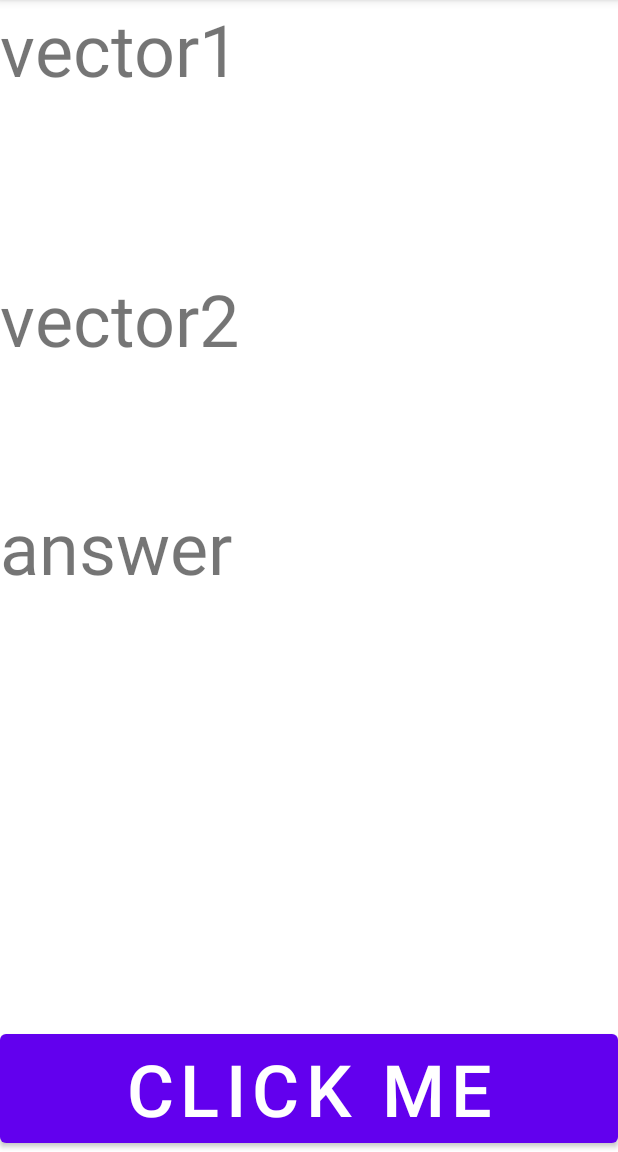
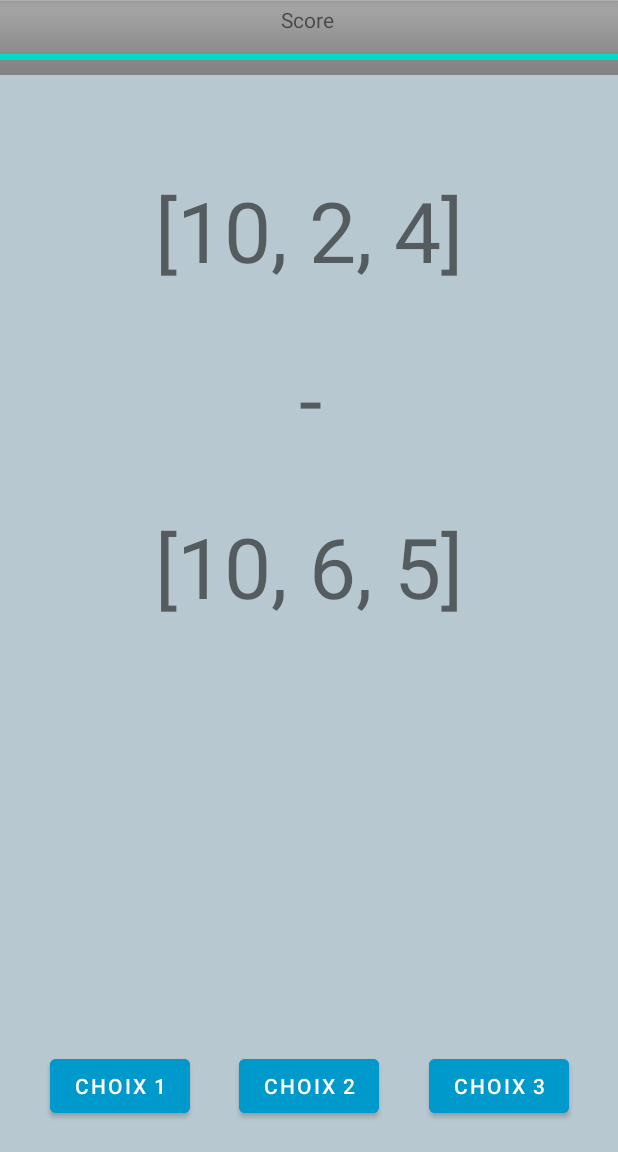
Before and after one commit to Xodem2/projet-1A, an Android app: the VectorActivity screen opened directly, with no data from a screen before it, on a phone screen of 412 x 824 dp, the part 84-1236 px from its top. Run offline under Robolectric (Android 15) with nearby library versions, the phone set to English and light mode, and no system bars.

Commit message:
amélioration vecteur activity

```diff
--- a/app/src/main/java/com/example/projet1a/VectorActivity.java
+++ b/app/src/main/java/com/example/projet1a/VectorActivity.java
@@ -10,13 +10,27 @@ import android.widget.TextView;
 import com.example.projet1a.adult.VectorQuestion;
 
 import java.util.ArrayList;
+import java.util.Random;
 
 public class VectorActivity extends AppCompatActivity implements View.OnClickListener {
 
+    private static final int OPERATION_ADDITION = 1;
+    private static final int OPERATION_SUBSTRACTION = 2;
+    private static final int OPERATION_SCALAR_PRODUT = 3;
+
+    private Button choice1Button;
+    private Button choice2Button;
+    private Button choice3Button;
+
     private TextView vector1TW;
     private TextView vector2TW;
-    private TextView answerTW;
-    private Button vectorButton;
+    private TextView operationTW;
+
+    private VectorQuestion vq;
+    private Object answer;
+    private Object[] propositions;
+
+    private Random random;
 
     @Override
     protected void onCreate(Bundle savedInstanceState) {
@@ -24,25 +38,97 @@ public class VectorActivity extends AppCompatActivity implements View.OnClickLis
         setContentView(R.layout.activity_vector);
 
         this.vector1TW = (TextView) findViewById(R.id.vector1ID);
-        this.vector2TW = (TextView) findViewById(R.id.vector2ID);
-        this.answerTW = (TextView) findViewById(R.id.vectorAnswerID);
-        this.vectorButton = (Button) findViewById(R.id.vectorButton);
+        this.vector2TW = (TextView) findViewById(R.id.vector2ID2);
+        this.operationTW = (TextView) findViewById(R.id.vectorOperationID);
 
-        this.vectorButton.setOnClickListener(this);
+        this.choice1Button = (Button) findViewById(R.id.choice1ID);
+        this.choice2Button = (Button) findViewById(R.id.choice2ID);
+        this.choice3Button = (Button) findViewById(R.id.choice3ID);
+
+        this.choice1Button.setOnClickListener(this);
+        this.choice2Button.setOnClickListener(this);
+        this.choice3Button.setOnClickListener(this);
+
+        this.vq = new VectorQuestion();
+        this.random = new Random();
+
+        this.generateQuestion();
     }
 
     @Override
     public void onClick(View v) {
-        if(v.getId() == this.vectorButton.getId()) this.doVectorButton();
+        // TODO : on click
+        this.vq = new VectorQuestion();
+        this.generateQuestion();
     }
 
-    private void doVectorButton() {
-        VectorQuestion vq = new VectorQuestion();
-        ArrayList<Integer>[] vectors = vq.getVectors();
+    private int chooseRandomQuestion(){
+        int[] choices = {OPERATION_ADDITION, OPERATION_SUBSTRACTION, OPERATION_SCALAR_PRODUT};
+        int choice = this.random.nextInt(choices.length);
+        return choices[choice];
+    }
+
+    private void generateQuestion(){
+        int operation = this.chooseRandomQuestion();
+
+        switch(operation){
+            case OPERATION_ADDITION:
+                this.doAddition();
+                break;
+            case OPERATION_SUBSTRACTION:
+                this.doSubstraction();
+                break;
+            case OPERATION_SCALAR_PRODUT:
+                this.doScalarProduct();
+                break;
+            default:
+                // should never go there
+                break;
+        }
+    }
+
+    private void doAddition(){
+        this.vq.addition();
+        this.answer = this.vq.getResult();
+        ArrayList<Integer>[] vectors = this.vq.getVectors();
+
         this.vector1TW.setText(vectors[0].toString());
         this.vector2TW.setText(vectors[1].toString());
+        this.operationTW.setText("+");
 
-        vq.scalarProduct();
-        this.answerTW.setText(vq.getResult().toString());
+        this.generateVectorsPropositions();
     }
+
+    private void doSubstraction(){
+        this.vq.substraction();
+        this.answer = vq.getResult();
+        ArrayList<Integer>[] vectors = this.vq.getVectors();
+
+        this.vector1TW.setText(vectors[0].toString());
+        this.vector2TW.setText(vectors[1].toString());
+        this.operationTW.setText("-");
+
+        this.generateVectorsPropositions();
+    }
+
+    private void doScalarProduct(){
+        this.vq.scalarProduct();
+        this.answer = vq.getResult();
+        ArrayList<Integer>[] vectors = this.vq.getVectors();
+
+        this.vector1TW.setText(vectors[0].toString());
+        this.vector2TW.setText(vectors[1].toString());
+        this.operationTW.setText(".");
+
+        this.generateScalarPropositions();
+    }
+
+    private void generateVectorsPropositions(){
+
+    }
+
+    private void generateScalarPropositions(){
+
+    }
+
 }
--- a/app/src/main/res/layout/activity_vector.xml
+++ b/app/src/main/res/layout/activity_vector.xml
@@ -2,47 +2,55 @@
 <androidx.constraintlayout.widget.ConstraintLayout xmlns:android="http://schemas.android.com/apk/res/android"
     xmlns:app="http://schemas.android.com/apk/res-auto"
     xmlns:tools="http://schemas.android.com/tools"
+
+
+    android:id="@+id/coordinatorLayout"
     android:layout_width="match_parent"
-    android:layout_height="match_parent"
-    tools:context=".VectorActivity">
+    android:layout_height="match_parent">
+
+    <include
+        android:id="@+id/include"
+        layout="@layout/game_layout"
+        android:layout_width="0dp"
+        android:layout_height="0dp"
+        app:layout_constraintBottom_toBottomOf="parent"
+        app:layout_constraintEnd_toEndOf="parent"
+        app:layout_constraintHorizontal_bias="0.0"
+        app:layout_constraintStart_toStartOf="parent"
+        app:layout_constraintTop_toTopOf="parent"
+        app:layout_constraintVertical_bias="0.0" />
 
     <TextView
         android:id="@+id/vector1ID"
-        android:layout_width="match_parent"
+        android:layout_width="wrap_content"
         android:layout_height="wrap_content"
+        android:layout_marginTop="116dp"
         android:text="vector1"
-        android:textSize="48dp"
+        android:textSize="56dp"
         app:layout_constraintEnd_toEndOf="parent"
+        app:layout_constraintStart_toStartOf="parent"
         app:layout_constraintTop_toTopOf="parent" />
 
     <TextView
-        android:id="@+id/vector2ID"
-        android:layout_width="match_parent"
+        android:id="@+id/vectorOperationID"
+        android:layout_width="wrap_content"
         android:layout_height="wrap_content"
-        android:layout_marginTop="180dp"
-        android:text="vector2"
-        android:textSize="48dp"
+        android:text="operation"
+        android:textSize="56dp"
+        app:layout_constraintBottom_toTopOf="@+id/vector2ID2"
         app:layout_constraintEnd_toEndOf="parent"
-        app:layout_constraintTop_toTopOf="parent" />
+        app:layout_constraintHorizontal_bias="0.502"
+        app:layout_constraintStart_toStartOf="parent"
+        app:layout_constraintTop_toBottomOf="@+id/vector1ID" />
 
     <TextView
-        android:id="@+id/vectorAnswerID"
-        android:layout_width="match_parent"
+        android:id="@+id/vector2ID2"
+        android:layout_width="wrap_content"
         android:layout_height="wrap_content"
-        android:layout_marginTop="332dp"
-        android:text="answer"
-        android:textSize="48dp"
+        android:layout_marginTop="340dp"
+        android:text="vector2"
+        android:textSize="56dp"
         app:layout_constraintEnd_toEndOf="parent"
+        app:layout_constraintStart_toStartOf="parent"
         app:layout_constraintTop_toTopOf="parent" />
-
-    <Button
-        android:id="@+id/vectorButton"
-        android:layout_width="match_parent"
-        android:layout_height="wrap_content"
-        android:text="Click me"
-        android:textSize="48dp"
-        app:layout_constraintBottom_toBottomOf="parent"
-        tools:layout_editor_absoluteX="76dp" />
-
-
 </androidx.constraintlayout.widget.ConstraintLayout>
--- a/app/src/main/res/layout/game_layout.xml
+++ b/app/src/main/res/layout/game_layout.xml
@@ -51,33 +51,36 @@
         app:layout_constraintTop_toTopOf="@+id/imageView2" />
 
     <Button
-        android:id="@+id/choix1"
+        android:id="@+id/choice1ID"
         android:layout_width="wrap_content"
         android:layout_height="wrap_content"
         android:layout_marginBottom="20dp"
         android:text="Choix 1"
+        android:backgroundTint="@android:color/holo_blue_dark"
         app:layout_constraintBottom_toBottomOf="parent"
-        app:layout_constraintEnd_toStartOf="@+id/choix2"
+        app:layout_constraintEnd_toStartOf="@+id/choice2ID"
         app:layout_constraintStart_toStartOf="parent" />
 
     <Button
-        android:id="@+id/choix2"
+        android:id="@+id/choice2ID"
         android:layout_width="wrap_content"
         android:layout_height="wrap_content"
         android:layout_marginBottom="20dp"
         android:text="Choix 2"
+        android:backgroundTint="@android:color/holo_blue_dark"
         app:layout_constraintBottom_toBottomOf="parent"
         app:layout_constraintEnd_toEndOf="parent"
         app:layout_constraintStart_toStartOf="parent" />
 
     <Button
-        android:id="@+id/choix3"
+        android:id="@+id/choice3ID"
         android:layout_width="wrap_content"
         android:layout_height="wrap_content"
         android:layout_marginBottom="20dp"
         android:text="Choix 3"
+        android:backgroundTint="@android:color/holo_blue_dark"
         app:layout_constraintBottom_toBottomOf="parent"
         app:layout_constraintEnd_toEndOf="parent"
-        app:layout_constraintStart_toEndOf="@+id/choix2" />
+        app:layout_constraintStart_toEndOf="@+id/choice2ID" />
 
 </androidx.constraintlayout.widget.ConstraintLayout>
```
